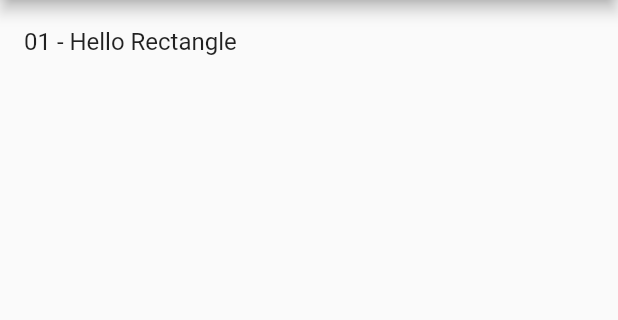
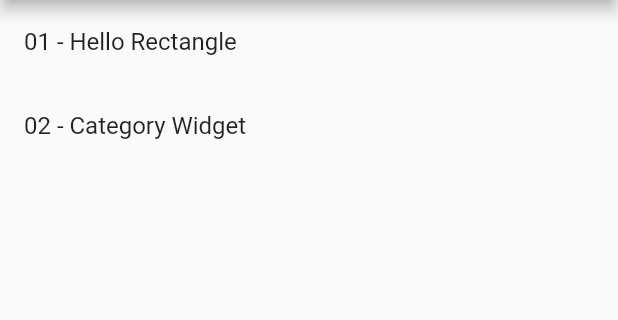
Before and after one commit to ekremkenter/flutter_udacity_course, a Flutter app: the screen it shows after launch, on a phone screen of 412 x 824 dp, the part 84-404 px from its top. Run offline on Flutter 3.47's test engine with Material 2 defaults, Android fonts, the phone set to English and light mode, and no system bars.

Commit message:
implement 2nd task: category widget

```diff
--- /dev/null
+++ b/lib/courses/02_category_widget/main.dart
@@ -0,0 +1,17 @@
+import 'package:flutter/material.dart';
+import 'package:flutter_udacity_course/courses/02_category_widget/category.dart';
+
+class CategoryWidgetTask extends StatelessWidget {
+  @override
+  Widget build(BuildContext context) {
+    return Scaffold(
+      appBar: AppBar(
+        title: Text('02 - Category Widget Task'),
+      ),
+      backgroundColor: Colors.green[100],
+      body: Center(
+        child: Category("Ekrem", Icons.flight_takeoff, Colors.green),
+      ),
+    );
+  }
+}
--- a/lib/main.dart
+++ b/lib/main.dart
@@ -1,5 +1,6 @@
 import 'package:flutter/material.dart';
 import 'package:flutter_udacity_course/courses/01_hello_rectangle/main.dart';
+import 'package:flutter_udacity_course/courses/02_category_widget/main.dart';
 
 void main() => runApp(MyApp());
 
@@ -35,13 +36,20 @@ class CoursesWidget extends StatelessWidget {
       ),
       body: ListView(
         children: <Widget>[
-          ListTile(
-            title: Text('01 - Hello Rectangle'),
-            onTap: () => Navigator.of(context).push(
-                MaterialPageRoute(builder: (context) => HelloRectangleTask())),
-          )
+          getCourseWidget(
+              context, '01 - Hello Rectangle', HelloRectangleTask()),
+          getCourseWidget(
+              context, '02 - Category Widget', CategoryWidgetTask()),
         ],
       ),
     );
   }
+
+  ListTile getCourseWidget(BuildContext context, String text, Widget widget) {
+    return ListTile(
+      title: Text(text),
+      onTap: () => Navigator.of(context)
+          .push(MaterialPageRoute(builder: (context) => widget)),
+    );
+  }
 }
```
Also changed, not shown: lib/courses/02_category_widget/category.dart (added, +57 -0 lines), lib/courses/02_category_widget/solution.png (added), 1 other file.
